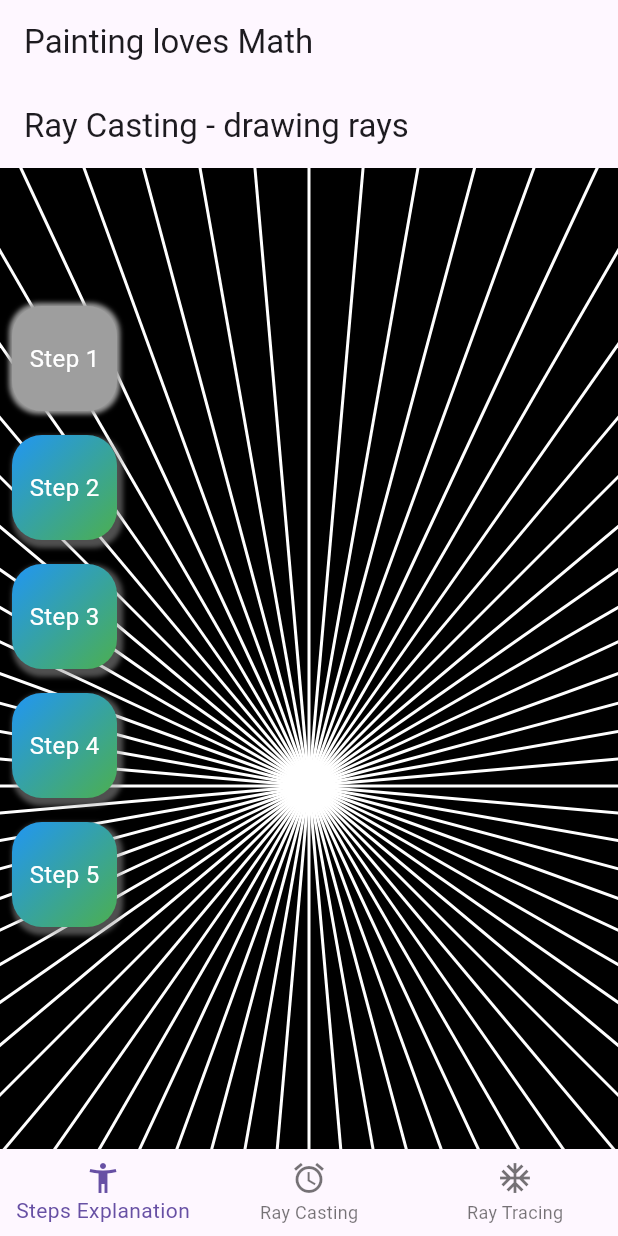
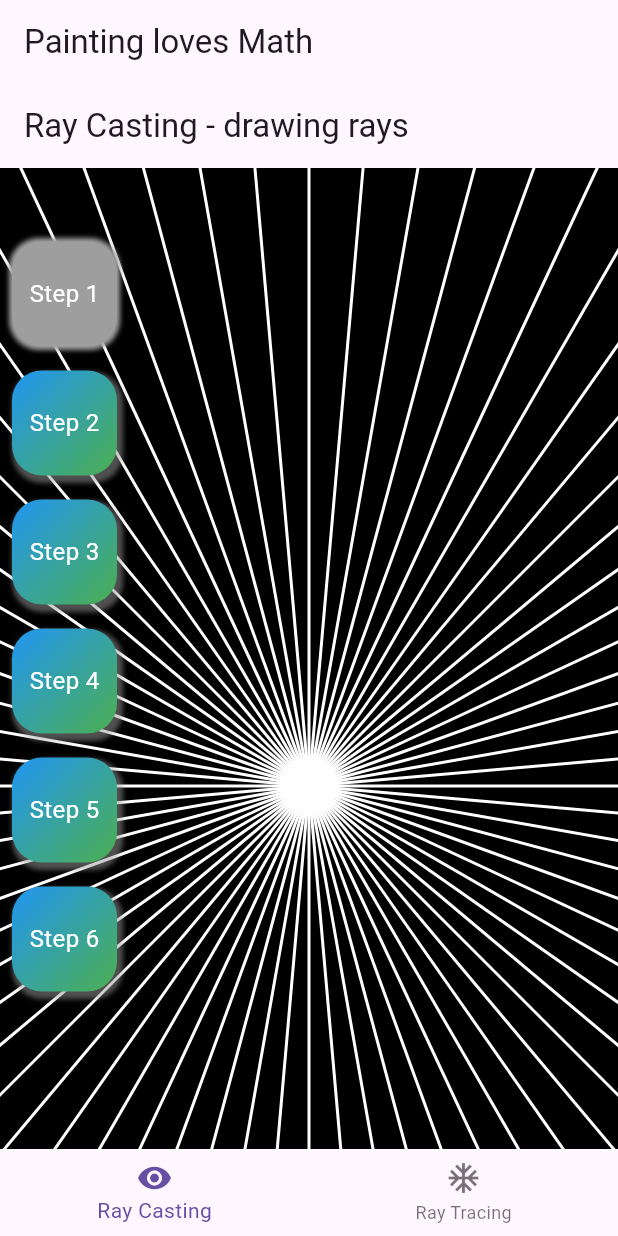
Before and after one commit to jobehi/Flutter_ray_casting, a Flutter app: the screen it shows after launch, on a phone screen of 412 x 824 dp. Run offline on Flutter 3.47's test engine with Material 3 defaults, Android fonts, the phone set to English and light mode, and no system bars.

Commit message:
feat(ui): change nav

```diff
--- a/lib/main.dart
+++ b/lib/main.dart
@@ -36,7 +36,6 @@ class HomeScreen extends StatefulWidget {
 class _HomeScreenState extends State<HomeScreen> {
   final pages = const [
     StepsExplanationScreen(),
-    MazeGamePage(),
     RayTracingWidget(),
   ];
 
@@ -52,11 +51,7 @@ class _HomeScreenState extends State<HomeScreen> {
       bottomNavigationBar: BottomNavigationBar(
         items: const <BottomNavigationBarItem>[
           BottomNavigationBarItem(
-            icon: Icon(Icons.accessibility_new),
-            label: 'Steps Explanation',
-          ),
-          BottomNavigationBarItem(
-            icon: Icon(Icons.access_alarm),
+            icon: Icon(Icons.remove_red_eye),
             label: 'Ray Casting',
           ),
           BottomNavigationBarItem(
--- a/lib/steps_explanation/steps_explanation_screen.dart
+++ b/lib/steps_explanation/steps_explanation_screen.dart
@@ -1,4 +1,5 @@
 import 'package:flutter/material.dart';
+import 'package:ray_something/ray_casting/ray_casting_page.dart';
 import 'package:ray_something/steps_explanation/step_4/step_4.dart';
 
 import 'step_1/step_one.dart';
@@ -15,7 +16,14 @@ class StepsExplanationScreen extends StatefulWidget {
 
 class _StepsExplanationScreenState extends State<StepsExplanationScreen> {
   int currentPage = 0;
-  final stepsScreens = const [Step1(), Step2(), Step3(), Step4(), Step6()];
+  final stepsScreens = const [
+    Step1(),
+    Step2(),
+    Step3(),
+    Step4(),
+    Step6(),
+    MazeGamePage()
+  ];
 
   PageController pageController = PageController();
 
```
